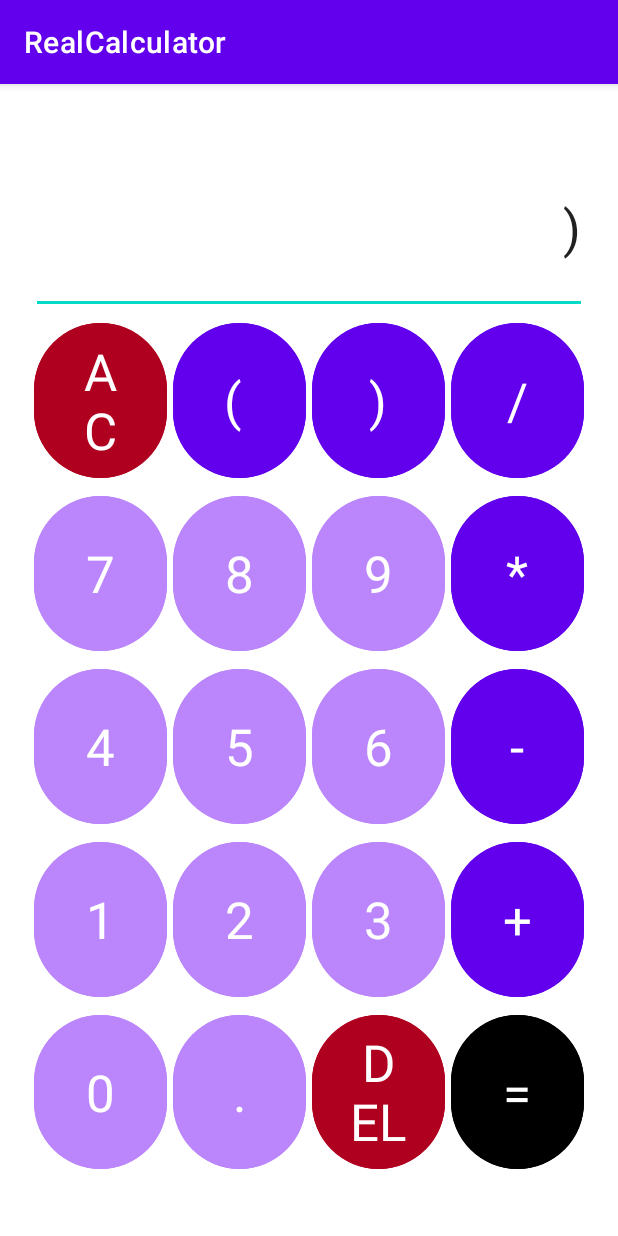
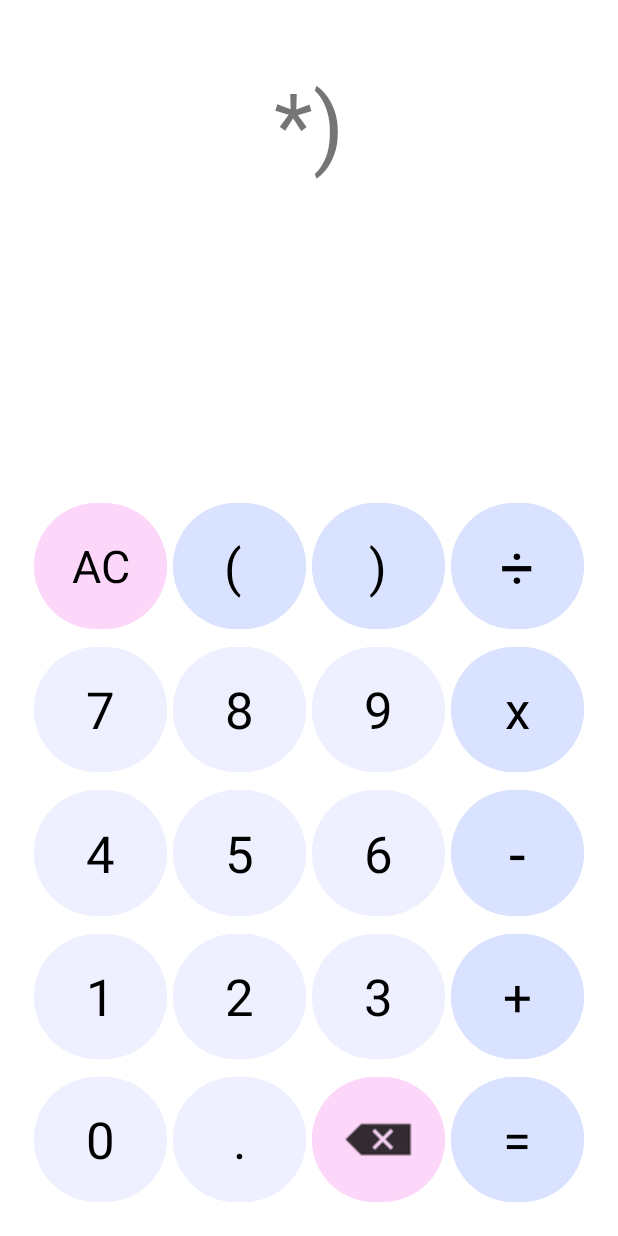
Before and after one commit to miiky976/RealCalculator, an Android app: the screen it shows after launch (MainActivity), after a tap on an icon or button, on a phone screen of 412 x 824 dp. Run offline under Robolectric (Android 15) with nearby library versions, the phone set to English and light mode, and no system bars; 3 other taps on this screen came first.

Commit message:
Funcionalidad+Material3

```diff
--- a/app/build.gradle
+++ b/app/build.gradle
@@ -36,4 +36,5 @@ dependencies {
     testImplementation 'junit:junit:4.13.2'
     androidTestImplementation 'androidx.test.ext:junit:1.1.5'
     androidTestImplementation 'androidx.test.espresso:espresso-core:3.5.1'
+    implementation 'com.faendir.rhino:rhino-android:1.5.2'
 }
--- a/app/src/main/java/com/leondechino/realcalculator/MainActivity.java
+++ b/app/src/main/java/com/leondechino/realcalculator/MainActivity.java
@@ -1,27 +1,35 @@
 package com.leondechino.realcalculator;
 
 import androidx.appcompat.app.AppCompatActivity;
+import androidx.core.view.WindowCompat;
 
 import android.os.Bundle;
 import android.view.View;
 import android.widget.EditText;
+import android.widget.TextView;
 import android.widget.Toast;
+
+import org.mozilla.javascript.Context;
+import org.mozilla.javascript.Scriptable;
+
+import java.util.regex.Pattern;
 
 public class MainActivity extends AppCompatActivity {
 
     private String input = "";
 
-    private EditText txtInput;
+    private TextView txtInput;
 
     @Override
     protected void onCreate(Bundle savedInstanceState) {
         super.onCreate(savedInstanceState);
         setContentView(R.layout.activity_main);
-        txtInput = (EditText) findViewById(R.id.txtInput);
+        WindowCompat.setDecorFitsSystemWindows(getWindow(), false);
+        txtInput = (TextView) findViewById(R.id.txtInput);
     }
     private void StrAdd(String chain) {
         input = input + chain;
-        txtInput.setText(txtInput.getText()+chain);
+        txtInput.setText(input);
     }
     public void ButtonAC(View view) {
         txtInput.setText("");
@@ -85,8 +93,16 @@ public class MainActivity extends AppCompatActivity {
         StrAdd(chain);
     }
     public void ButtonLeft(View view) {
-        String chain = "(";
-        StrAdd(chain);
+        if(input.isEmpty()){
+            String chain = "(";
+            StrAdd(chain);
+        }else if(input.substring(input.length() - 1).matches("[-+/*]")){
+            String chain = "(";
+            StrAdd(chain);
+        }else {
+            String chain = "*(";
+            StrAdd(chain);
+        }
     }
     public void ButtonRight(View view) {
         String chain = ")";
@@ -114,7 +130,21 @@ public class MainActivity extends AppCompatActivity {
 
     // TODO terminar e implementar la funcion de la calculadora
     public void ButtonCalculate(View view) {
-        Toast.makeText(this, input, Toast.LENGTH_SHORT).show();
+        txtInput.setText(getResult(input));
+    }
+    String getResult(String data){
+        try{
+            Context context  = Context.enter();
+            context.setOptimizationLevel(-1);
+            Scriptable scriptable = context.initStandardObjects();
+            String finalResult =  context.evaluateString(scriptable,data,"Javascript",1,null).toString();
+            if(finalResult.endsWith(".0")){
+                finalResult = finalResult.replace(".0","");
+            }
+            return finalResult;
+        }catch (Exception e){
+            return "Err";
+        }
     }
 
 }
--- a/app/src/main/res/layout/activity_main.xml
+++ b/app/src/main/res/layout/activity_main.xml
@@ -4,6 +4,7 @@
     xmlns:tools="http://schemas.android.com/tools"
     android:layout_width="match_parent"
     android:layout_height="match_parent"
+    android:backgroundTint="@color/design_default_color_background"
     android:stretchColumns="1"
     tools:context=".MainActivity">
 
@@ -47,42 +48,42 @@
         android:layout_width="wrap_content"
         android:layout_height="wrap_content"
         android:orientation="horizontal"
-        app:layout_constraintGuide_percent="0.95" />
+        app:layout_constraintGuide_percent="0.98" />
 
     <androidx.constraintlayout.widget.Guideline
         android:id="@+id/guideline7"
         android:layout_width="wrap_content"
         android:layout_height="wrap_content"
         android:orientation="horizontal"
-        app:layout_constraintGuide_percent="0.80" />
+        app:layout_constraintGuide_percent="0.864" />
 
     <androidx.constraintlayout.widget.Guideline
         android:id="@+id/guideline8"
         android:layout_width="wrap_content"
         android:layout_height="wrap_content"
         android:orientation="horizontal"
-        app:layout_constraintGuide_percent="0.65" />
+        app:layout_constraintGuide_percent="0.748" />
 
     <androidx.constraintlayout.widget.Guideline
         android:id="@+id/guideline9"
         android:layout_width="wrap_content"
         android:layout_height="wrap_content"
         android:orientation="horizontal"
-        app:layout_constraintGuide_percent="0.5" />
+        app:layout_constraintGuide_percent="0.632" />
 
     <androidx.constraintlayout.widget.Guideline
         android:id="@+id/guideline10"
         android:layout_width="wrap_content"
         android:layout_height="wrap_content"
         android:orientation="horizontal"
-        app:layout_constraintGuide_percent="0.35" />
+        app:layout_constraintGuide_percent="0.516" />
 
     <androidx.constraintlayout.widget.Guideline
         android:id="@+id/guideline11"
         android:layout_width="wrap_content"
         android:layout_height="wrap_content"
         android:orientation="horizontal"
-        app:layout_constraintGuide_percent="0.2" />
+        app:layout_constraintGuide_percent="0.4" />
 
     <androidx.constraintlayout.widget.Guideline
         android:id="@+id/guideline12"
@@ -97,9 +98,10 @@
         android:layout_width="0dp"
         android:layout_height="0dp"
         android:layout_margin="2dp"
-        android:backgroundTint="@color/purple_200"
+        android:backgroundTint="?attr/colorPrimaryVariant"
         android:onClick="Button0"
         android:text="0"
+        android:textColor="?attr/colorOnPrimary"
         android:textSize="34sp"
         app:layout_constraintBottom_toTopOf="@+id/guideline6"
         app:layout_constraintEnd_toStartOf="@+id/guideline3"
@@ -112,9 +114,10 @@
         android:layout_width="0dp"
         android:layout_height="0dp"
         android:layout_margin="2dp"
-        android:backgroundTint="@color/purple_200"
+        android:backgroundTint="?attr/colorPrimaryVariant"
         android:onClick="ButtonDot"
         android:text="."
+        android:textColor="?attr/colorOnPrimary"
         android:textSize="34sp"
         app:layout_constraintBottom_toTopOf="@+id/guideline6"
         app:layout_constraintEnd_toStartOf="@+id/guideline"
@@ -127,10 +130,15 @@
         android:layout_width="0dp"
         android:layout_height="0dp"
         android:layout_margin="2dp"
-        android:backgroundTint="@color/design_default_color_error"
+        android:backgroundTint="?attr/colorSecondary"
         android:onClick="ButtonDel"
-        android:text="DEL"
+        android:textColor="@color/material_dynamic_primary99"
         android:textSize="34sp"
+        app:icon="@android:drawable/ic_input_delete"
+        app:iconGravity="textEnd"
+        app:iconPadding="0dp"
+        app:iconSize="48sp"
+        app:iconTint="?attr/colorOnPrimary"
         app:layout_constraintBottom_toTopOf="@+id/guideline6"
         app:layout_constraintEnd_toStartOf="@+id/guideline2"
         app:layout_constraintStart_toStartOf="@+id/guideline"
@@ -142,9 +150,10 @@
         android:layout_width="0dp"
         android:layout_height="0dp"
         android:layout_margin="2dp"
-        android:backgroundTint="@color/black"
+        android:backgroundTint="?attr/colorPrimary"
         android:onClick="ButtonCalculate"
         android:text="="
+        android:textColor="?attr/colorOnPrimary"
         android:textSize="34sp"
         app:layout_constraintBottom_toTopOf="@+id/guideline6"
         app:layout_constraintEnd_toStartOf="@+id/guideline5"
@@ -157,10 +166,11 @@
         android:layout_width="0dp"
         android:layout_height="0dp"
         android:layout_margin="2dp"
-        android:backgroundTint="@color/design_default_color_error"
+        android:backgroundTint="?attr/colorSecondary"
         android:onClick="ButtonAC"
         android:text="AC"
-        android:textSize="34sp"
+        android:textColor="?attr/colorOnPrimary"
+        android:textSize="30sp"
         app:layout_constraintBottom_toTopOf="@+id/guideline10"
         app:layout_constraintEnd_toStartOf="@+id/guideline3"
         app:layout_constraintStart_toStartOf="@+id/guideline4"
@@ -172,9 +182,10 @@
         android:layout_width="0dp"
         android:layout_height="0dp"
         android:layout_margin="2dp"
-        android:backgroundTint="@color/purple_200"
+        android:backgroundTint="?attr/colorPrimaryVariant"
         android:onClick="Button8"
         android:text="8"
+        android:textColor="?attr/colorOnPrimary"
         android:textSize="34sp"
         app:layout_constraintBottom_toTopOf="@+id/guideline9"
         app:layout_constraintEnd_toStartOf="@+id/guideline"
@@ -187,9 +198,10 @@
         android:layout_width="0dp"
         android:layout_height="0dp"
         android:layout_margin="2dp"
-        android:backgroundTint="@color/purple_200"
+        android:backgroundTint="?attr/colorPrimaryVariant"
         android:onClick="Button4"
         android:text="4"
+        android:textColor="?attr/colorOnPrimary"
         android:textSize="34sp"
         app:layout_constraintBottom_toTopOf="@+id/guideline8"
         app:layout_constraintEnd_toStartOf="@+id/guideline3"
@@ -202,9 +214,10 @@
         android:layout_width="0dp"
         android:layout_height="0dp"
         android:layout_margin="2dp"
-        android:backgroundTint="@color/purple_200"
+        android:backgroundTint="?attr/colorPrimaryVariant"
         android:onClick="Button2"
         android:text="2"
+        android:textColor="?attr/colorOnPrimary"
         android:textSize="34sp"
         app:layout_constraintBottom_toTopOf="@+id/guideline7"
         app:layout_constraintEnd_toStartOf="@+id/guideline"
@@ -217,9 +230,10 @@
         android:layout_width="0dp"
         android:layout_height="0dp"
         android:layout_margin="2dp"
-        android:backgroundTint="@color/purple_500"
+        android:backgroundTint="?attr/colorPrimary"
         android:onClick="ButtonAdd"
         android:text="+"
+        android:textColor="?attr/colorOnPrimary"
         android:textSize="34sp"
         app:layout_constraintBottom_toTopOf="@+id/guideline7"
         app:layout_constraintEnd_toStartOf="@+id/guideline5"
@@ -232,9 +246,10 @@
         android:layout_width="0dp"
         android:layout_height="0dp"
         android:layout_margin="2dp"
-        android:backgroundTint="@color/purple_200"
+        android:backgroundTint="?attr/colorPrimaryVariant"
         android:onClick="Button6"
         android:text="6"
+        android:textColor="?attr/colorOnPrimary"
         android:textSize="34sp"
         app:layout_constraintBottom_toTopOf="@+id/guideline8"
         app:layout_constraintEnd_toStartOf="@+id/guideline2"
@@ -247,9 +262,10 @@
         android:layout_width="0dp"
         android:layout_height="0dp"
         android:layout_margin="2dp"
-        android:backgroundTint="@color/purple_500"
+        android:backgroundTint="?attr/colorPrimary"
         android:onClick="ButtonMul"
-        android:text="*"
+        android:text="x"
+        android:textColor="?attr/colorOnPrimary"
         android:textSize="34sp"
         app:layout_constraintBottom_toTopOf="@+id/guideline9"
         app:layout_constraintEnd_toStartOf="@+id/guideline5"
@@ -262,9 +278,10 @@
         android:layout_width="0dp"
         android:layout_height="0dp"
         android:layout_margin="2dp"
-        android:backgroundTint="@color/purple_500"
+        android:backgroundTint="?attr/colorPrimary"
         android:onClick="ButtonRight"
         android:text=")"
+        android:textColor="?attr/colorOnPrimary"
         android:textSize="34sp"
         app:layout_constraintBottom_toTopOf="@+id/guideline10"
         app:layout_constraintEnd_toStartOf="@+id/guideline2"
@@ -277,9 +294,10 @@
         android:layout_width="0dp"
         android:layout_height="0dp"
         android:layout_margin="2dp"
-        android:backgroundTint="@color/purple_200"
+        android:backgroundTint="?attr/colorPrimaryVariant"
         android:onClick="Button1"
         android:text="1"
+        android:textColor="?attr/colorOnPrimary"
         android:textSize="34sp"
         app:layout_constraintBottom_toTopOf="@+id/guideline7"
         app:layout_constraintEnd_toStartOf="@+id/guideline3"
@@ -292,9 +310,10 @@
         android:layout_width="0dp"
         android:layout_height="0dp"
         android:layout_margin="2dp"
-        android:backgroundTint="@color/purple_200"
+        android:backgroundTint="?attr/colorPrimaryVariant"
         android:onClick="Button3"
         android:text="3"
+        android:textColor="?attr/colorOnPrimary"
         android:textSize="34sp"
         app:layout_constraintBottom_toTopOf="@+id/guideline7"
         app:layout_constraintEnd_toStartOf="@+id/guideline2"
@@ -307,10 +326,11 @@
         android:layout_width="0dp"
         android:layout_height="0dp"
         android:layout_margin="2dp"
-        android:backgroundTint="@color/purple_500"
+        android:backgroundTint="?attr/colorPrimary"
         android:onClick="ButtonSub"
         android:text="-"
-        android:textSize="34sp"
+        android:textColor="?attr/colorOnPrimary"
+        android:textSize="40sp"
         app:layout_constraintBottom_toTopOf="@+id/guideline8"
         app:layout_constraintEnd_toStartOf="@+id/guideline5"
         app:layout_constraintStart_toStartOf="@+id/guideline2"
@@ -322,9 +342,10 @@
         android:layout_width="0dp"
         android:layout_height="0dp"
         android:layout_margin="2dp"
-        android:backgroundTint="@color/purple_200"
+        android:backgroundTint="?attr/colorPrimaryVariant"
         android:onClick="Button5"
         android:text="5"
+        android:textColor="?attr/colorOnPrimary"
         android:textSize="34sp"
         app:layout_constraintBottom_toTopOf="@+id/guideline8"
         app:layout_constraintEnd_toStartOf="@+id/guideline"
@@ -337,9 +358,10 @@
         android:layout_width="0dp"
         android:layout_height="0dp"
         android:layout_margin="2dp"
-        android:backgroundTint="@color/purple_200"
+        android:backgroundTint="?attr/colorPrimaryVariant"
         android:onClick="Button9"
         android:text="9"
+        android:textColor="?attr/colorOnPrimary"
         android:textSize="34sp"
         app:layout_constraintBottom_toTopOf="@+id/guideline9"
         app:layout_constraintEnd_toStartOf="@+id/guideline2"
@@ -352,9 +374,10 @@
         android:layout_width="0dp"
         android:layout_height="0dp"
         android:layout_margin="2dp"
-        android:backgroundTint="@color/purple_200"
+        android:backgroundTint="?attr/colorPrimaryVariant"
         android:onClick="Button7"
         android:text="7"
+        android:textColor="?attr/colorOnPrimary"
         android:textSize="34sp"
         app:layout_constraintBottom_toTopOf="@+id/guideline9"
         app:layout_constraintEnd_toStartOf="@+id/guideline3"
@@ -367,9 +390,10 @@
         android:layout_width="0dp"
         android:layout_height="0dp"
         android:layout_margin="2dp"
-        android:backgroundTint="@color/purple_500"
+        android:backgroundTint="?attr/colorPrimary"
         android:onClick="ButtonLeft"
         android:text="( "
+        android:textColor="?attr/colorOnPrimary"
         android:textSize="34sp"
         app:layout_constraintBottom_toTopOf="@+id/guideline10"
         app:layout_constraintEnd_toStartOf="@+id/guideline"
@@ -382,25 +406,22 @@
         android:layout_width="0dp"
         android:layout_height="0dp"
         android:layout_margin="2dp"
-        android:backgroundTint="@color/purple_500"
+        android:backgroundTint="?attr/colorPrimary"
         android:onClick="ButtonDiv"
-        android:text="/"
-        android:textSize="34sp"
+        android:text="÷"
+        android:textColor="?attr/colorOnPrimary"
+        android:textSize="40sp"
         app:layout_constraintBottom_toTopOf="@+id/guideline10"
         app:layout_constraintEnd_toStartOf="@+id/guideline5"
         app:layout_constraintStart_toStartOf="@+id/guideline2"
         app:layout_constraintTop_toTopOf="@+id/guideline11" />
 
-    <EditText
+    <TextView
         android:id="@+id/txtInput"
-        style="@style/Widget.AppCompat.EditText"
         android:layout_width="0dp"
         android:layout_height="0dp"
-        android:ems="10"
-        android:hint="[0-9]"
-        android:inputType="textPersonName"
-        android:textAlignment="textEnd"
-        android:textSize="34sp"
+        android:textAlignment="center"
+        android:textSize="60sp"
         app:layout_constraintBottom_toTopOf="@+id/guideline11"
         app:layout_constraintEnd_toStartOf="@+id/guideline5"
         app:layout_constraintStart_toStartOf="@+id/guideline4"
--- a/app/src/main/res/values-night/themes.xml
+++ b/app/src/main/res/values-night/themes.xml
@@ -1,16 +1,18 @@
 <resources xmlns:tools="http://schemas.android.com/tools">
     <!-- Base application theme. -->
-    <style name="Theme.RealCalculator" parent="Theme.MaterialComponents.DayNight.DarkActionBar">
+    <style name="Theme.RealCalculator" parent="Theme.MaterialComponents.DayNight.NoActionBar">
         <!-- Primary brand color. -->
-        <item name="colorPrimary">@color/purple_200</item>
-        <item name="colorPrimaryVariant">@color/purple_700</item>
-        <item name="colorOnPrimary">@color/black</item>
+        <item name="colorPrimary">@android:color/system_neutral2_800</item>
+        <item name="colorPrimaryVariant">@android:color/system_neutral1_900</item>
+        <item name="colorOnPrimary">@android:color/system_accent1_100</item>
+        <item name="background">@android:color/system_neutral1_800</item>
         <!-- Secondary brand color. -->
-        <item name="colorSecondary">@color/teal_200</item>
+        <item name="colorSecondary">@android:color/system_accent3_700</item>
         <item name="colorSecondaryVariant">@color/teal_200</item>
         <item name="colorOnSecondary">@color/black</item>
         <!-- Status bar color. -->
-        <item name="android:statusBarColor">?attr/colorPrimaryVariant</item>
+        <item name="android:statusBarColor">@android:color/transparent</item>
+        <item name="android:navigationBarColor">@android:color/transparent</item>
         <!-- Customize your theme here. -->
     </style>
 </resources>
--- a/app/src/main/res/values/colors.xml
+++ b/app/src/main/res/values/colors.xml
@@ -6,5 +6,5 @@
     <color name="teal_200">#FF03DAC5</color>
     <color name="teal_700">#FF018786</color>
     <color name="black">#FF000000</color>
-    <color name="white">#FFFFFFFF</color>
+    <color name="white">@color/material_dynamic_primary40</color>
 </resources>
--- a/app/src/main/res/values/themes.xml
+++ b/app/src/main/res/values/themes.xml
@@ -1,16 +1,17 @@
 <resources xmlns:tools="http://schemas.android.com/tools">
     <!-- Base application theme. -->
-    <style name="Theme.RealCalculator" parent="Theme.MaterialComponents.DayNight.DarkActionBar">
+    <style name="Theme.RealCalculator" parent="Theme.MaterialComponents.DayNight.NoActionBar">
         <!-- Primary brand color. -->
-        <item name="colorPrimary">@color/purple_500</item>
-        <item name="colorPrimaryVariant">@color/purple_700</item>
-        <item name="colorOnPrimary">@color/white</item>
+        <item name="colorPrimary">@android:color/system_accent1_100</item>
+        <item name="colorPrimaryVariant">@android:color/system_accent1_50</item>
+        <item name="colorOnPrimary">@android:color/system_accent1_1000</item>
         <!-- Secondary brand color. -->
-        <item name="colorSecondary">@color/teal_200</item>
+        <item name="colorSecondary">@android:color/system_accent3_100</item>
         <item name="colorSecondaryVariant">@color/teal_700</item>
         <item name="colorOnSecondary">@color/black</item>
         <!-- Status bar color. -->
-        <item name="android:statusBarColor">?attr/colorPrimaryVariant</item>
+        <item name="android:statusBarColor">@android:color/darker_gray</item>
+        <item name="android:navigationBarColor">@android:color/transparent</item>
         <!-- Customize your theme here. -->
     </style>
 </resources>
```
